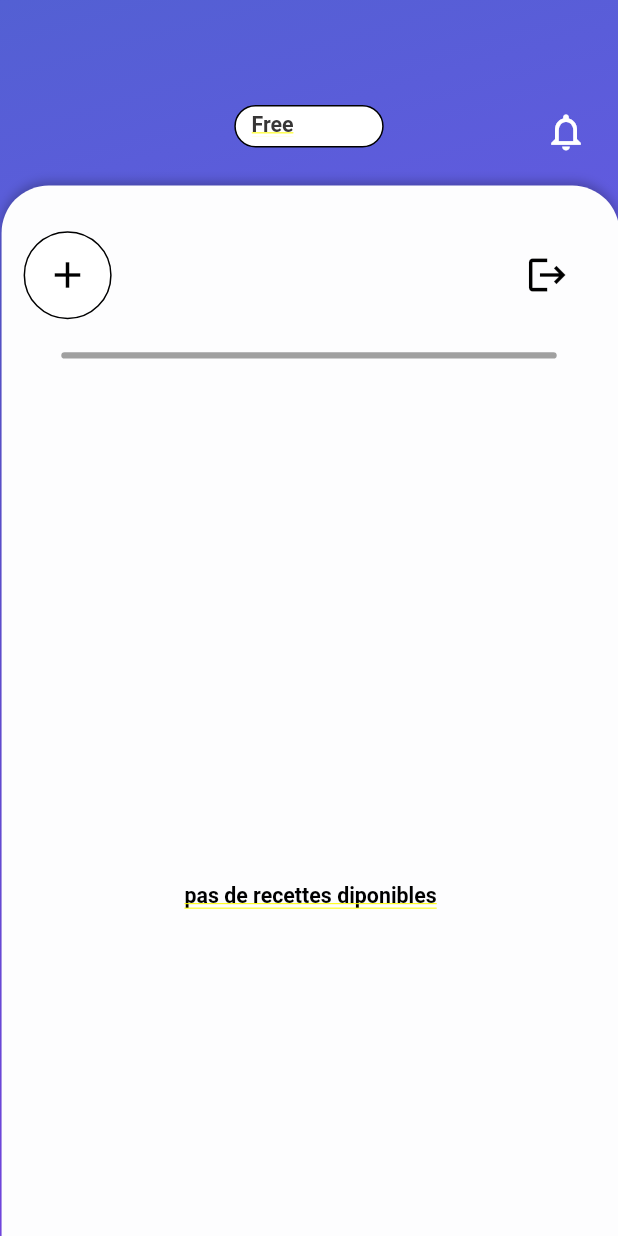
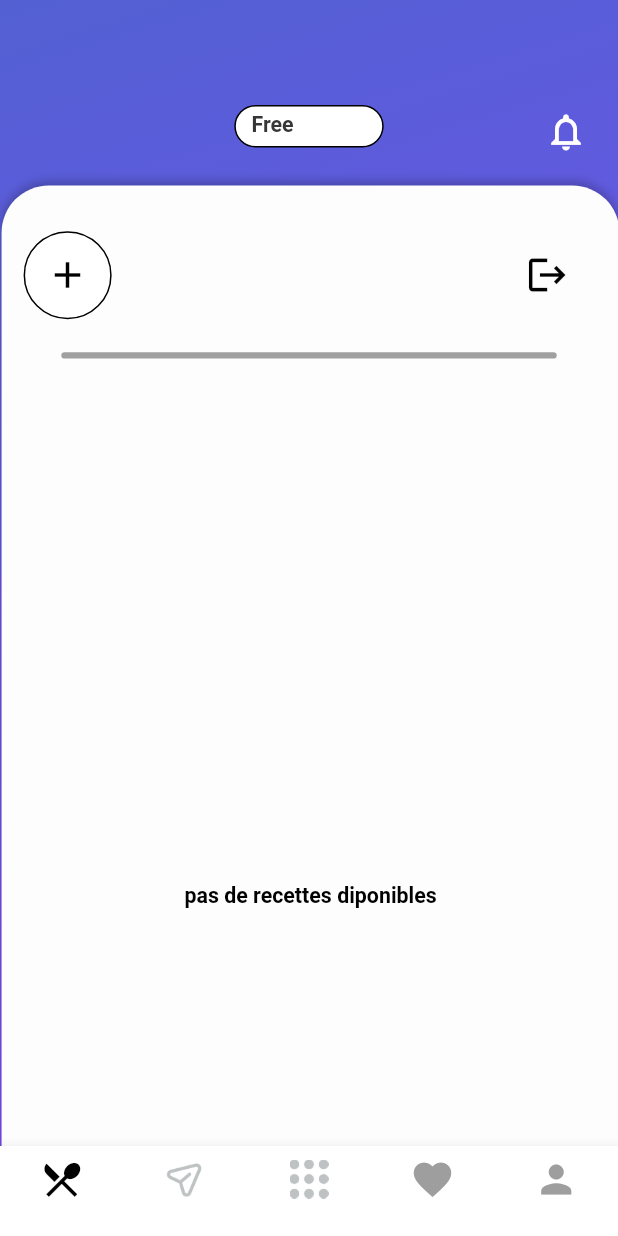
Before and after one commit to TenKaiMass/Poseidon, a Flutter app: the screen it shows once a user with an empty profile is signed in, on a phone screen of 412 x 824 dp. Run offline on Flutter 3.47's test engine with Material 2 defaults, Android fonts, the phone set to English and light mode, and no system bars; our stand-ins replace firebase_auth, firebase_core, google_fonts; accounts and stored records are empty; Roboto replaces fonts that are missing (Comic Sans MS).

Commit message:
add BottomNavBar

```diff
--- a/lib/page-1/Acceuil.dart
+++ b/lib/page-1/Acceuil.dart
@@ -18,7 +18,9 @@ class _AcceuilPageState extends State<AcceuilPage> {
     double baseWidth = 393;
     double fem = MediaQuery.of(context).size.width / baseWidth;
     double ffem = fem * 0.97;
-    return Container(
+    return Scaffold(
+        bottomNavigationBar: const MyBNavBar(),
+        body: Container(
           decoration: const BoxDecoration(
             gradient: LinearGradient(
               begin: Alignment(-0.744, -2.214),
@@ -41,10 +43,10 @@ class _AcceuilPageState extends State<AcceuilPage> {
                     child: Container(
                       decoration: BoxDecoration(
                         borderRadius: BorderRadius.circular(30 * fem),
-                    color: Color(0xfcffffff),
+                        color: const Color(0xfcffffff),
                         boxShadow: [
                           BoxShadow(
-                        color: Color(0x3f000000),
+                            color: const Color(0x3f000000),
                             offset: Offset(0 * fem, -2 * fem),
                             blurRadius: 5 * fem,
                           ),
@@ -59,7 +61,7 @@ class _AcceuilPageState extends State<AcceuilPage> {
                             fontSize: 14 * ffem,
                             fontWeight: FontWeight.w700,
                             height: 1.2575 * ffem / fem,
-                        color: Color.fromARGB(255, 0, 0, 0),
+                            color: const Color.fromARGB(255, 0, 0, 0),
                           ),
                         ),
                       ),
@@ -78,7 +80,7 @@ class _AcceuilPageState extends State<AcceuilPage> {
                     child: Container(
                       decoration: BoxDecoration(
                         borderRadius: BorderRadius.circular(25 * fem),
-                    color: Color.fromARGB(94, 0, 0, 0),
+                        color: const Color.fromARGB(94, 0, 0, 0),
                       ),
                     ),
                   ),
@@ -92,15 +94,15 @@ class _AcceuilPageState extends State<AcceuilPage> {
                   width: 95 * fem,
                   height: 27 * fem,
                   decoration: BoxDecoration(
-                border: Border.all(color: Color(0xff000000)),
-                color: Color(0xffffffff),
+                    border: Border.all(color: const Color(0xff000000)),
+                    color: const Color(0xffffffff),
                     borderRadius: BorderRadius.circular(21 * fem),
                   ),
                   child: Container(
                     // frame21yzk (29:54)
                     alignment: AlignmentDirectional.bottomEnd,
-                padding:
-                    EdgeInsets.fromLTRB(0 * fem, 0 * fem, 8.39 * fem, 0 * fem),
+                    padding: EdgeInsets.fromLTRB(
+                        0 * fem, 0 * fem, 8.39 * fem, 0 * fem),
                     width: double.infinity,
                     height: double.infinity,
                     child: Row(
@@ -116,7 +118,7 @@ class _AcceuilPageState extends State<AcceuilPage> {
                               fontSize: 14 * ffem,
                               fontWeight: FontWeight.w700,
                               height: 1.2575 * ffem / fem,
-                          color: Color.fromARGB(255, 55, 54, 54),
+                              color: const Color.fromARGB(255, 55, 54, 54),
                             ),
                           ),
                         ),
@@ -138,77 +140,7 @@ class _AcceuilPageState extends State<AcceuilPage> {
                   ),
                 ),
               ),
-          // sous barr a retravailler et mettre ailleur
-          // child: Column(
-          //   crossAxisAlignment: CrossAxisAlignment.center,
-          //   children: [
-          //     Container(
-          //       // frame14Kak (29:83)
-          //       margin: EdgeInsets.fromLTRB(0*fem, 0*fem, 0*fem, 16*fem),
-          //       padding: EdgeInsets.fromLTRB(0*fem, 0*fem, 6*fem, 0*fem),
-          //       width: double.infinity,
-          //       child: Row(
-          //         crossAxisAlignment: CrossAxisAlignment.center,
-          //         children: [
-          //           Container(
-          //             // biglobeamericasS9a (29:84)
-          //             margin: EdgeInsets.fromLTRB(0*fem, 0*fem, 33*fem, 0*fem),
-          //             width: 36*fem,
-          //             height: 36*fem,
-          //             child: Image.asset(
-          //               'assets/page-1/images/bi-globe-americas.png',
-          //               width: 36*fem,
-          //               height: 36*fem,
-          //             ),
-          //           ),
-          //           Container(
-          //             // uilmessageLkk (29:86)
-          //             margin: EdgeInsets.fromLTRB(0*fem, 0*fem, 39*fem, 0*fem),
-          //             width: 36*fem,
-          //             height: 36*fem,
-          //             child: Image.asset(
-          //               'assets/page-1/images/uil-message-YpL.png',
-          //               width: 36*fem,
-          //               height: 36*fem,
-          //             ),
-          //           ),
-          //           Container(
-          //             // ggmenugridoU6G (29:88)
-          //             margin: EdgeInsets.fromLTRB(0*fem, 0*fem, 42*fem, 0*fem),
-          //             width: 24*fem,
-          //             height: 24*fem,
-          //             child: Image.asset(
-          //               'assets/page-1/images/gg-menu-grid-o-sxG.png',
-          //               width: 24*fem,
-          //               height: 24*fem,
-          //             ),
-          //           ),
-          //           Container(
-          //             // iconparkoutlinelikeauz (29:90)
-          //             margin: EdgeInsets.fromLTRB(0*fem, 1.74*fem, 42*fem, 0*fem),
-          //             width: 30*fem,
-          //             height: 25.74*fem,
-          //             child: Image.asset(
-          //               'assets/page-1/images/icon-park-outline-like-xcc.png',
-          //               width: 30*fem,
-          //               height: 25.74*fem,
-          //             ),
-          //           ),
-          //           Container(
-          //             // mdiaccountoutlinehji (29:92)
-          //             width: 24*fem,
-          //             height: 24*fem,
-          //             child: Image.asset(
-          //               'assets/page-1/images/mdi-account-outline-5g8.png',
-          //               width: 24*fem,
-          //               height: 24*fem,
-          //             ),
-          //           ),
-          //         ],
-          //       ),
-          //     ),
-          //   ],
-          // ),
+
               // ajout amis
               Positioned(
                 // ellipse14Nwe (29:170)
@@ -245,7 +177,6 @@ class _AcceuilPageState extends State<AcceuilPage> {
                             onTap: () {
                               // User.signOut();
                             },
-
                             child: Container(
                                 child: Icon(
                               Icons.logout,
@@ -255,6 +186,6 @@ class _AcceuilPageState extends State<AcceuilPage> {
               ),
             ],
           ),
-    );
+        ));
   }
 }
--- a/lib/utils.dart
+++ b/lib/utils.dart
@@ -80,3 +80,45 @@ TextStyle SafeGoogleFont(
     );
   }
 }
+
+
+class MyBNavBar extends StatefulWidget {
+  const MyBNavBar({super.key});
+
+  @override
+  State<MyBNavBar> createState() => _MyBNavBarState();
+}
+
+class _MyBNavBarState extends State<MyBNavBar> {
+  @override
+  Widget build(BuildContext context) {
+    return BottomNavigationBar(
+      items:  [
+        const BottomNavigationBarItem(icon: Icon(Icons.restaurant_menu,size: 30,), label: ''),
+        BottomNavigationBarItem(
+          icon: Image.asset(
+            'assets/page-1/images/uil-message-YpL.png',
+            width: 30,
+            height: 26,
+          ),
+          label: '',
+        ),
+        BottomNavigationBarItem(
+          icon: Image.asset(
+            'assets/page-1/images/gg-menu-grid-o-n1a.png',
+            width: 30,
+            height: 26,
+          ),
+          label: '',),
+        const BottomNavigationBarItem(icon: Icon(Icons.favorite, size: 30), label: ''),
+        const BottomNavigationBarItem(icon: Icon(Icons.person, size: 30), label: ''),
+
+      ],
+
+      selectedItemColor: Colors.black,
+      unselectedItemColor: Colors.grey,
+      type: BottomNavigationBarType.fixed,
+      backgroundColor: Colors.white,
+    );
+  }
+}
```
Lines whose indentation alone changed are shown as unchanged.
